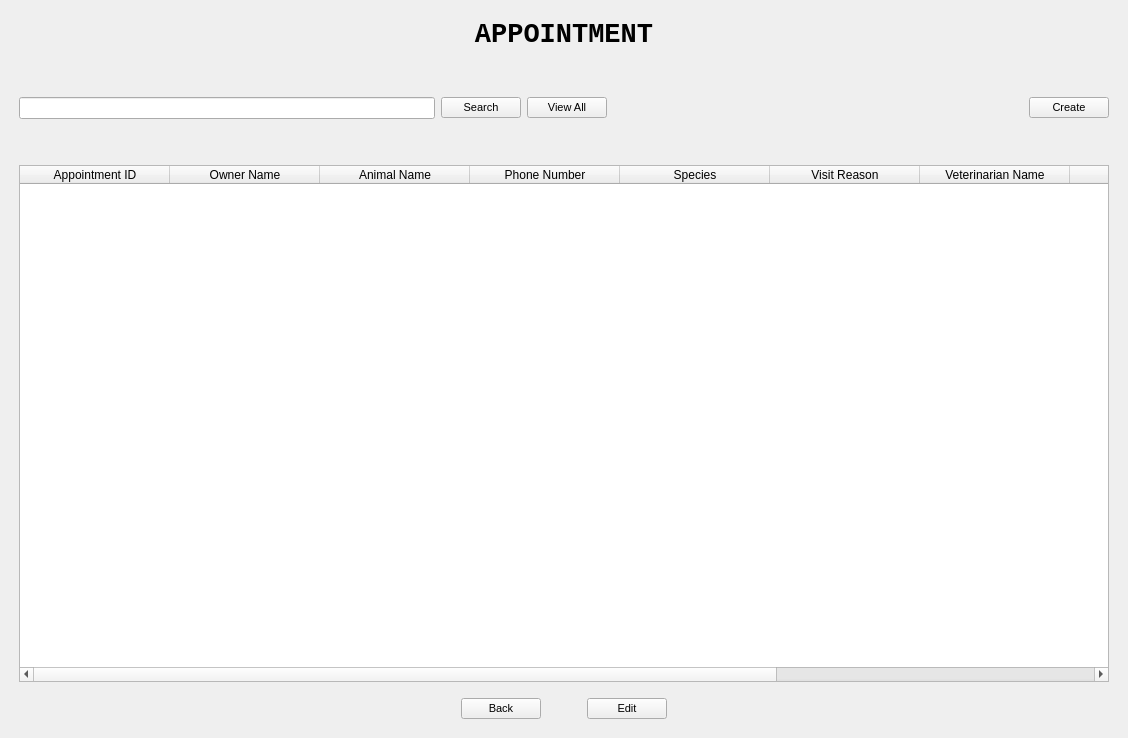
First picture: the form in AppointmentUI.ui, repository ASNaeem/Simple-VCMS, before the edit.
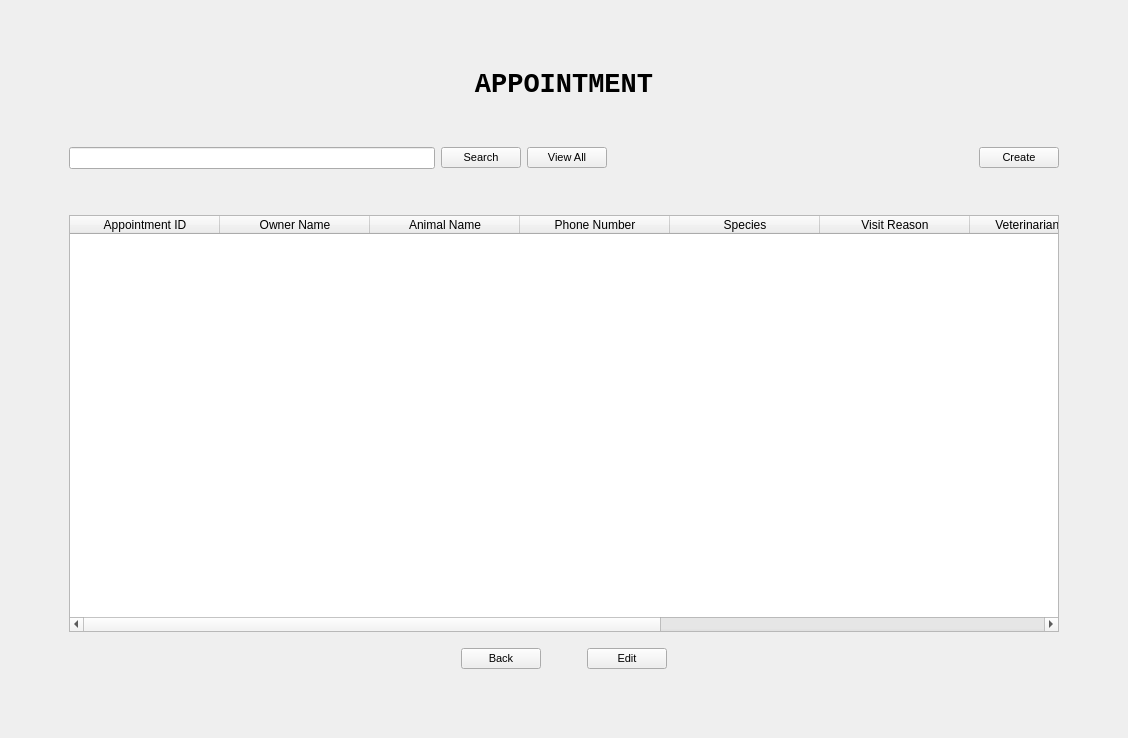
Second picture: the form after the edit.

Commit message: Create appointment page done

Patch:
```diff
--- a/AppointmentUI.ui
+++ b/AppointmentUI.ui
@@ -23,6 +23,18 @@
    <layout class="QVBoxLayout" name="verticalLayout_2">
     <item>
      <layout class="QVBoxLayout" name="verticalLayout" stretch="1,0,1,0,40,1">
+      <property name="leftMargin">
+       <number>50</number>
+      </property>
+      <property name="topMargin">
+       <number>50</number>
+      </property>
+      <property name="rightMargin">
+       <number>50</number>
+      </property>
+      <property name="bottomMargin">
+       <number>50</number>
+      </property>
       <item>
        <layout class="QHBoxLayout" name="horizontal_layout_Label">
         <property name="leftMargin">
```
The commit also changes 3 other files.
